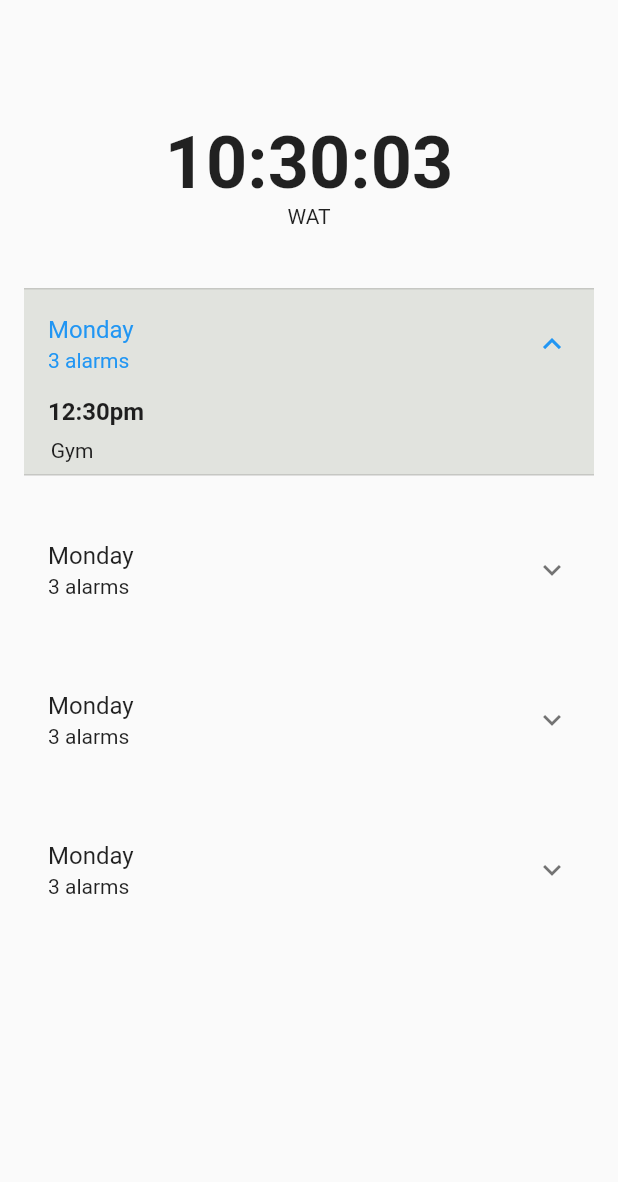
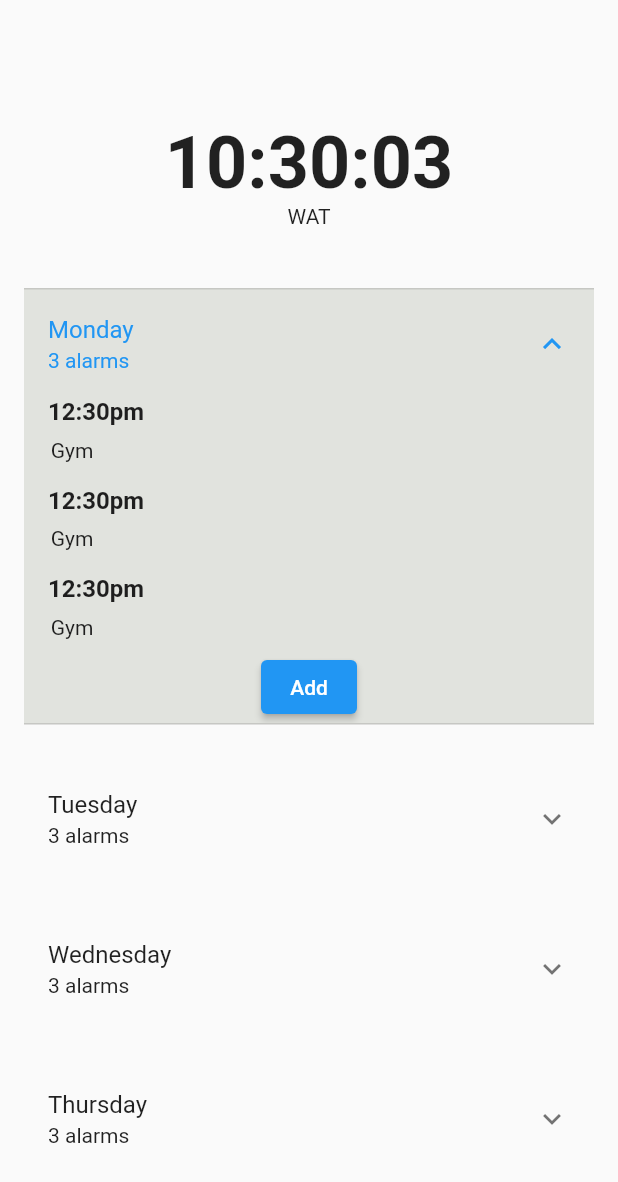
Before and after one commit to Drounz/twoam, a Flutter app: the HomePage screen opened directly, after a tap on "Monday", on a phone screen of 412 x 824 dp. Shown: the top 1182 px of the screen. Run offline on Flutter 3.47's test engine with Material 2 defaults, Android fonts, the phone set to English and light mode, and no system bars.

Commit message:
i made a new page, added a button to the tile expansion thing

```diff
--- a/lib/home.dart
+++ b/lib/home.dart
@@ -2,7 +2,9 @@ import 'package:flutter/material.dart';
 import 'dart:async';
 import 'package:intl/intl.dart';
 import 'package:twoam/data/alarms.dart';
+import 'package:twoam/setalarm.dart';
 import 'model/setalarms.dart';
+// import 'package:flutter_alarm_clock/flutter_alarm_clock.dart';
 
 class HomePage extends StatefulWidget {
   const HomePage({super.key});
@@ -40,6 +42,15 @@ class _HomePageState extends State<HomePage> {
   void dispose() {
     timer.cancel(); // Cancel the timer to free up resources
     super.dispose();
+  }
+
+  void _handleButtonPress(BuildContext context) {
+    Navigator.push(
+      context,
+      MaterialPageRoute(
+        builder: (context) => setAlarm(),
+      ),
+    );
   }
 
   @override
@@ -80,7 +91,7 @@ class _HomePageState extends State<HomePage> {
                       subtitle: Text("3 alarms"),
                       backgroundColor: Color.fromARGB(29, 30, 48, 1),
                       children: [
-                      Align(
+                        const Align(
                             alignment: Alignment.topLeft,
                             child: Column(
                               children: [
@@ -97,7 +108,8 @@ class _HomePageState extends State<HomePage> {
                                 ),
                                 SizedBox(height: 8),
                                 Padding(
-                                padding: EdgeInsets.only(right: 16, bottom: 8),
+                                  padding:
+                                      EdgeInsets.only(right: 16, bottom: 8),
                                   child: Text(
                                     "Gym",
                                     style: TextStyle(
@@ -108,17 +120,87 @@ class _HomePageState extends State<HomePage> {
                                 ),
                               ],
                             )),
+                        //
+                        SizedBox(height: 8),
+                        //
+                        const Align(
+                            alignment: Alignment.topLeft,
+                            child: Column(
+                              children: [
+                                Padding(
+                                  padding: EdgeInsets.only(
+                                    left: 16,
+                                  ),
+                                  child: Text(
+                                    "12:30pm",
+                                    style: TextStyle(
+                                        fontSize: 16,
+                                        fontWeight: FontWeight.bold),
+                                  ),
+                                ),
+                                SizedBox(height: 8),
+                                Padding(
+                                  padding:
+                                      EdgeInsets.only(right: 16, bottom: 8),
+                                  child: Text(
+                                    "Gym",
+                                    style: TextStyle(
+                                      fontSize: 14,
+                                      fontStyle: FontStyle.normal,
+                                    ),
+                                  ),
+                                ),
                               ],
+                            )),
+
+                        SizedBox(height: 8),
+
+                        const Align(
+                            alignment: Alignment.topLeft,
+                            child: Column(
+                              children: [
+                                Padding(
+                                  padding: EdgeInsets.only(
+                                    left: 16,
                                   ),
+                                  child: Text(
+                                    "12:30pm",
+                                    style: TextStyle(
+                                        fontSize: 16,
+                                        fontWeight: FontWeight.bold),
+                                  ),
+                                ),
+                                SizedBox(height: 8),
+                                Padding(
+                                  padding:
+                                      EdgeInsets.only(right: 16, bottom: 8),
+                                  child: Text(
+                                    "Gym",
+                                    style: TextStyle(
+                                      fontSize: 14,
+                                      fontStyle: FontStyle.normal,
+                                    ),
+                                  ),
+                                ),
+                              ],
+                            )),
+
+                        ElevatedButton(
+                          onPressed: () {
+                            _handleButtonPress(context);
+                          },
+                          child: Text("Add"),
+                        ),
+                      ]),
                 ],
               ),
               //
               SizedBox(height: 26),
               //
-              Column(
+              const Column(
                 children: <Widget>[
                   ExpansionTile(
-                    title: Text("Monday"),
+                    title: Text("Tuesday"),
                     subtitle: Text("3 alarms"),
                     children: [
                       Align(
@@ -154,10 +236,10 @@ class _HomePageState extends State<HomePage> {
               //
               SizedBox(height: 26),
               //
-              Column(
+              const Column(
                 children: <Widget>[
                   ExpansionTile(
-                    title: Text("Monday"),
+                    title: Text("Wednesday"),
                     subtitle: Text("3 alarms"),
                     children: [
                       Align(
@@ -193,10 +275,10 @@ class _HomePageState extends State<HomePage> {
               //
               SizedBox(height: 26),
               //
-              Column(
+              const Column(
                 children: <Widget>[
                   ExpansionTile(
-                    title: Text("Monday"),
+                    title: Text("Thursday"),
                     subtitle: Text("3 alarms"),
                     children: [
                       Align(
--- /dev/null
+++ b/lib/setalarm.dart
@@ -0,0 +1,26 @@
+import 'package:flutter/material.dart';
+
+class setAlarm extends StatefulWidget {
+  const setAlarm({super.key});
+
+  @override
+  State<setAlarm> createState() => _setAlarmState();
+}
+
+class _setAlarmState extends State<setAlarm> {
+  @override
+  Widget build(BuildContext context) {
+    return Scaffold(
+      appBar: AppBar(
+        backgroundColor: Colors.transparent,
+        title: Text("Set alarm"),
+      ),
+      body: Padding(
+        padding: EdgeInsets.all(16),
+        child: Column(
+          children: [],
+        ),
+      ),
+    );
+  }
+}
--- a/pubspec.yaml
+++ b/pubspec.yaml
@@ -31,6 +31,8 @@ dependencies:
   flutter:
     sdk: flutter
   intl: ^0.17.0
+  flutter_alarm_clock: ^0.0.1
+
 
 
   # The following adds the Cupertino Icons font to your application.
```
Lines whose indentation alone changed are shown as unchanged.
